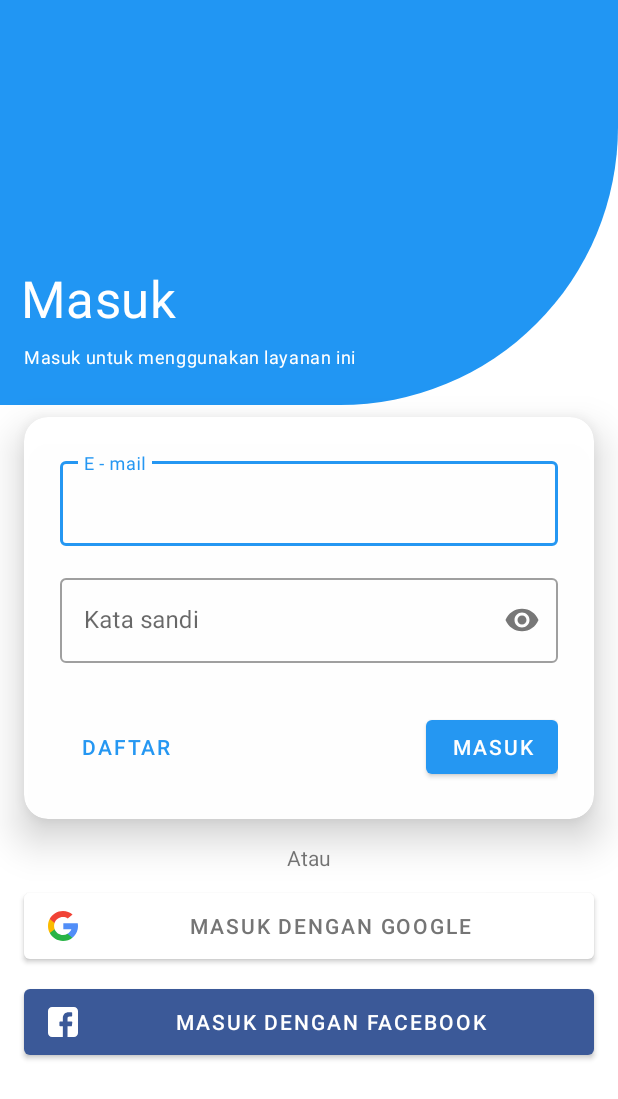
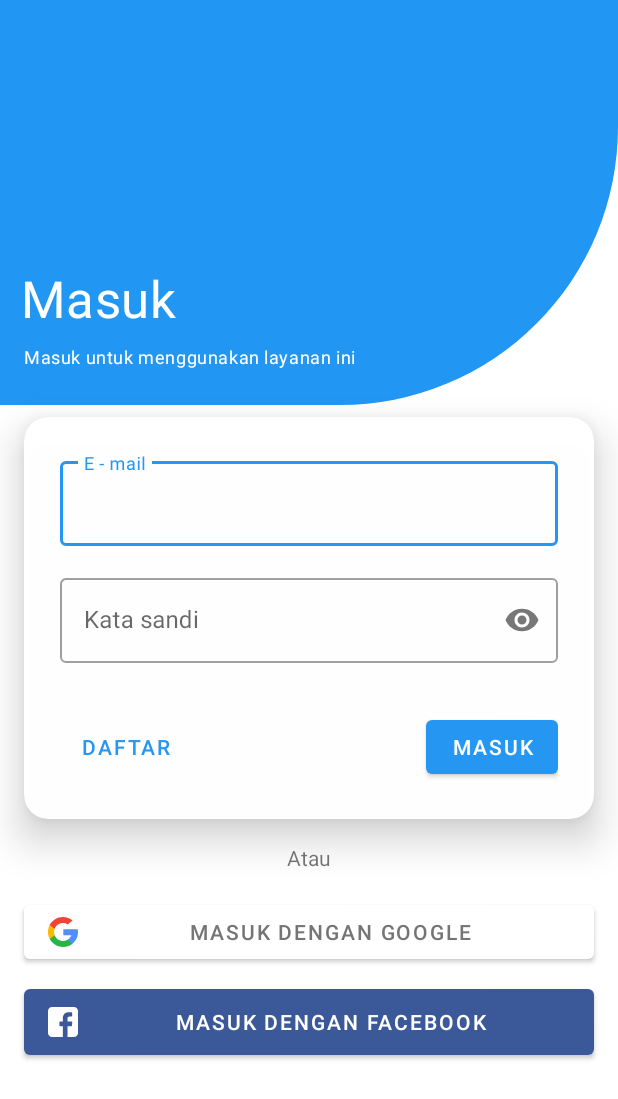
Before and after one commit to andisoer/SMK-Coding-Project_2, an Android app: the screen it shows after launch (LoginActivity), on a phone screen of 412 x 824 dp. Shown: the top 1099 px of the screen. Run offline under Robolectric (Android 15) with nearby library versions, the phone set to English and light mode, and no system bars; our stand-ins replace Firebase (no records; nobody signed in at launch, a user with empty details on screens opened directly); plain views replace LoginButton.

Commit message:
sign in with google done, logout

```diff
--- a/app/src/main/java/com/soerjdev/smkcodingproject2/ui/LoginActivity.kt
+++ b/app/src/main/java/com/soerjdev/smkcodingproject2/ui/LoginActivity.kt
@@ -5,7 +5,13 @@ import android.content.Intent
 import android.content.SharedPreferences
 import androidx.appcompat.app.AppCompatActivity
 import android.os.Bundle
+import android.util.Log
+import com.google.android.gms.auth.api.signin.GoogleSignIn
+import com.google.android.gms.auth.api.signin.GoogleSignInClient
 import com.google.android.gms.auth.api.signin.GoogleSignInOptions
+import com.google.android.gms.common.api.ApiException
+import com.google.firebase.auth.FirebaseAuth
+import com.google.firebase.auth.GoogleAuthProvider
 import com.soerjdev.smkcodingproject2.MainActivity
 import com.soerjdev.smkcodingproject2.R
 import com.soerjdev.smkcodingproject2.utils.SharedPrefUtil
@@ -17,23 +23,36 @@ class LoginActivity : AppCompatActivity() {
 
     lateinit var sharedPreferences : SharedPreferences
     lateinit var gso : GoogleSignInOptions
+    lateinit var googleSignInClient: GoogleSignInClient
+    lateinit var auth : FirebaseAuth
+
+    val TAG = LoginActivity::class.java.name
+
+    companion object {
+        const val REQ_CODE_GOOGLE_AUTH = 50
+    }
 
     override fun onCreate(savedInstanceState: Bundle?) {
         super.onCreate(savedInstanceState)
         setContentView(R.layout.activity_login)
 
+        /* Setup Google Sign In */
         gso = GoogleSignInOptions.Builder(GoogleSignInOptions.DEFAULT_SIGN_IN)
             .requestIdToken(getString(R.string.default_web_client_id))
             .requestEmail()
             .build()
 
-        sharedPreferences = getSharedPreferences(SharedPrefUtil.SHARED_PREFERENCES_NAME, Context.MODE_PRIVATE)
-        val isLogin = sharedPreferences.getBoolean(SharedPrefUtil.TAG_IS_LOGIN, false)
+        googleSignInClient = GoogleSignIn.getClient(this, gso)
 
-        if (isLogin){
-            startActivity(Intent(this, MainActivity::class.java))
-            finish()
-        }
+        auth = FirebaseAuth.getInstance()
+
+//        sharedPreferences = getSharedPreferences(SharedPrefUtil.SHARED_PREFERENCES_NAME, Context.MODE_PRIVATE)
+//        val isLogin = sharedPreferences.getBoolean(SharedPrefUtil.TAG_IS_LOGIN, false)
+//
+//        if (isLogin){
+//            startActivity(Intent(this, MainActivity::class.java))
+//            finish()
+//        }
 
         initView()
     }
@@ -48,6 +67,27 @@ class LoginActivity : AppCompatActivity() {
             validateForm()
         }
 
+        btnSignInGoogle.setOnClickListener {
+            signInWithGoogle()
+        }
+
+        btnLoginFacebook2.setOnClickListener {
+            btnLoginFacebook.performClick()
+        }
+
+        btnLoginFacebook.setOnClickListener {
+            signInWithFacebook()
+        }
+
+    }
+
+    private fun signInWithFacebook() {
+        Log.d(TAG, "sign in with facebook button clicked !")
+    }
+
+    private fun signInWithGoogle() {
+        val signInIntent = googleSignInClient.signInIntent
+        startActivityForResult(signInIntent, REQ_CODE_GOOGLE_AUTH)
     }
 
     private fun validateForm() {
@@ -57,28 +97,70 @@ class LoginActivity : AppCompatActivity() {
         when {
             email.isEmpty() -> tieEmailLogin.error = "Isi email anda !"
             password.isEmpty() -> tiePasswordLogin.error = "Isi kata sandi anda !"
-            else -> checkPrefData(email, password)
+//            else -> checkPrefData(email, password)
         }
     }
 
-    private fun checkPrefData(email : String, password : String) {
-        val emailPref = sharedPreferences.getString(SharedPrefUtil.TAG_EMAIL, null)
-        val passwordPref = sharedPreferences.getString(SharedPrefUtil.TAG_PASSWORD, null)
+//    private fun checkPrefData(email : String, password : String) {
+//        val emailPref = sharedPreferences.getString(SharedPrefUtil.TAG_EMAIL, null)
+//        val passwordPref = sharedPreferences.getString(SharedPrefUtil.TAG_PASSWORD, null)
+//
+//        if(emailPref.equals(email) && passwordPref.equals(password)){
+//
+//            val editor = sharedPreferences.edit()
+//            editor.putBoolean(SharedPrefUtil.TAG_IS_LOGIN, true)
+//            editor.apply()
+//
+//            startActivity(Intent(this, MainActivity::class.java))
+//            finish()
+//        }else{
+//            showToast(
+//                this,
+//                "User tidak ditemukan, silahkan mendaftar"
+//            )
+//        }
+//    }
 
-        if(emailPref.equals(email) && passwordPref.equals(password)){
+    private fun authWithGoogle(idToken: String?) {
+        val credential = GoogleAuthProvider.getCredential(idToken, null)
+        auth.signInWithCredential(credential)
+            .addOnCompleteListener(this){ task ->
+                if(task.isSuccessful){
+                    Log.d(TAG, "Auth complete")
+                    Log.d(TAG, "User : "+auth.currentUser?.displayName)
+                }else{
+                    Log.e(TAG, "Failed to authenticate : "+task.exception)
+                }
+            }
+    }
 
-            val editor = sharedPreferences.edit()
-            editor.putBoolean(SharedPrefUtil.TAG_IS_LOGIN, true)
-            editor.apply()
+    override fun onActivityResult(requestCode: Int, resultCode: Int, data: Intent?) {
+        super.onActivityResult(requestCode, resultCode, data)
 
-            startActivity(Intent(this, MainActivity::class.java))
-            finish()
-        }else{
-            showToast(
-                this,
-                "User tidak ditemukan, silahkan mendaftar"
-            )
+        if(requestCode == REQ_CODE_GOOGLE_AUTH){
+            val task = GoogleSignIn.getSignedInAccountFromIntent(data)
+
+            try {
+                val account = task.getResult(ApiException::class.java)
+                Log.d(TAG, "account signed : "+account?.id)
+                authWithGoogle(account?.idToken)
+            }catch (e: ApiException){
+                Log.e(TAG, "error on sign in : "+e.message)
+            }
         }
+    }
+
+    override fun onStart() {
+        super.onStart()
+        val currentUser = auth.currentUser
+        if(currentUser != null){
+            intentToMain()
+        }
+    }
+
+    private fun intentToMain() {
+        startActivity(Intent(this, MainActivity::class.java))
+        finish()
     }
 
     override fun onDestroy() {
--- a/app/src/main/res/layout/activity_login.xml
+++ b/app/src/main/res/layout/activity_login.xml
@@ -153,7 +153,7 @@
             android:layout_marginTop="8dp"
             app:layout_constraintEnd_toEndOf="parent"
             app:layout_constraintStart_toStartOf="parent"
-            app:layout_constraintTop_toBottomOf="@+id/frameLayout">
+            app:layout_constraintTop_toBottomOf="@+id/btnSignInGoogle">
 
             <com.facebook.login.widget.LoginButton
                 android:id="@+id/btnLoginFacebook"
@@ -162,44 +162,33 @@
                 android:visibility="gone" />
 
             <com.google.android.material.button.MaterialButton
+                android:id="@+id/btnLoginFacebook2"
                 android:layout_width="match_parent"
                 android:layout_height="match_parent"
                 android:layout_marginLeft="16dp"
                 android:layout_marginRight="16dp"
-                app:icon="@drawable/ic_facebook"
                 android:text="@string/masuk_dengan_facebook"
                 android:textColor="@android:color/white"
-                app:backgroundTint="@color/SignInTextFacebook" />
+                app:backgroundTint="@color/SignInTextFacebook"
+                app:icon="@drawable/ic_facebook" />
 
         </FrameLayout>
 
-        <FrameLayout
-            android:id="@+id/frameLayout"
+        <com.google.android.material.button.MaterialButton
+            android:id="@+id/btnSignInGoogle"
             android:layout_width="match_parent"
-            android:layout_height="56dp"
-            android:layout_marginTop="8dp"
+            android:layout_height="wrap_content"
+            android:layout_marginStart="16dp"
+            android:layout_marginTop="16dp"
+            android:layout_marginEnd="16dp"
+            android:text="@string/masuk_dengan_google"
+            android:textColor="@color/SignInTextGoogle"
+            app:backgroundTint="@android:color/white"
+            app:icon="@drawable/ic_google"
+            app:iconTintMode="multiply"
             app:layout_constraintEnd_toEndOf="parent"
             app:layout_constraintStart_toStartOf="parent"
-            app:layout_constraintTop_toBottomOf="@+id/textView">
-
-            <com.google.android.gms.common.SignInButton
-                android:id="@+id/btnLoginGoogle"
-                android:layout_width="wrap_content"
-                android:layout_height="wrap_content"
-                android:visibility="gone" />
-
-            <com.google.android.material.button.MaterialButton
-                android:layout_width="match_parent"
-                android:layout_height="match_parent"
-                android:layout_marginLeft="16dp"
-                android:layout_marginRight="16dp"
-                android:text="@string/masuk_dengan_google"
-                android:textColor="@color/SignInTextGoogle"
-                app:backgroundTint="@android:color/white"
-                app:icon="@drawable/ic_google"
-                app:iconTintMode="multiply"/>
-
-        </FrameLayout>
+            app:layout_constraintTop_toBottomOf="@+id/textView" />
 
     </androidx.constraintlayout.widget.ConstraintLayout>
 
```
Also changed, not shown: app/src/main/java/com/soerjdev/smkcodingproject2/ui/fragment/ProfileFragment.kt (+15 -4 lines).
